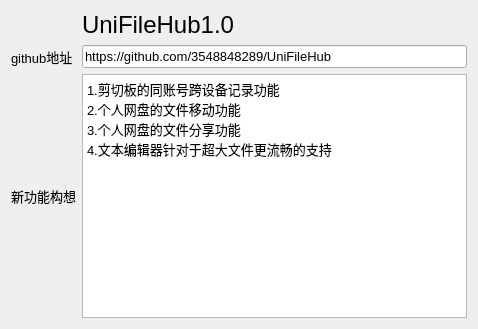
Above: MoreFunction/MoreFunction.ui from 3548848289/UniFileHub before the change. Below: the same form after it.
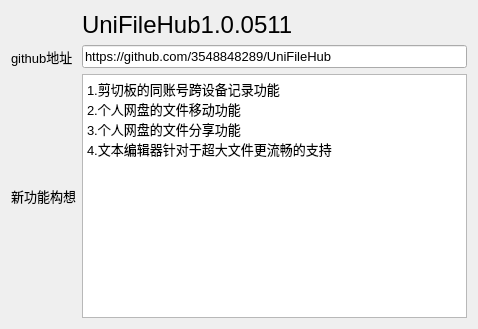
That is the form after the change. Icons and pictures are not drawn.

```diff
--- a/MoreFunction/MoreFunction.ui
+++ b/MoreFunction/MoreFunction.ui
@@ -82,7 +82,7 @@
       </font>
      </property>
      <property name="text">
-      <string>UniFileHub1.0</string>
+      <string>UniFileHub1.0.0511</string>
      </property>
     </widget>
    </item>
```
